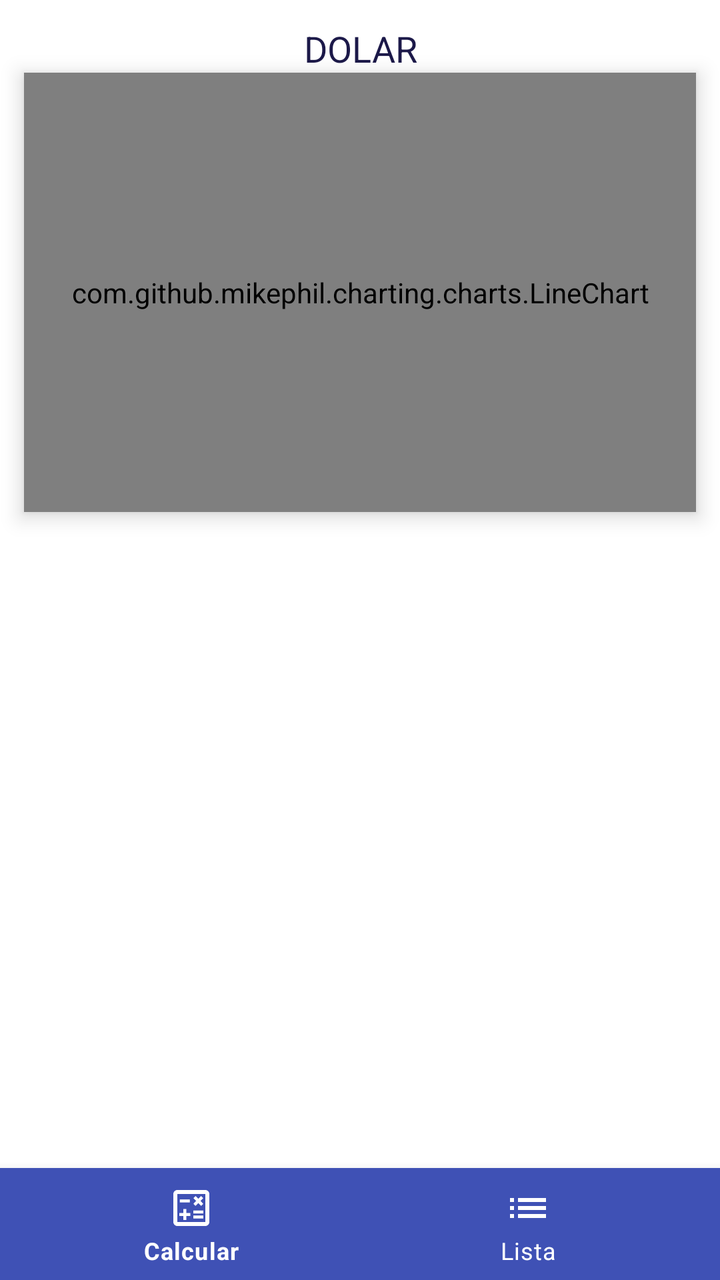
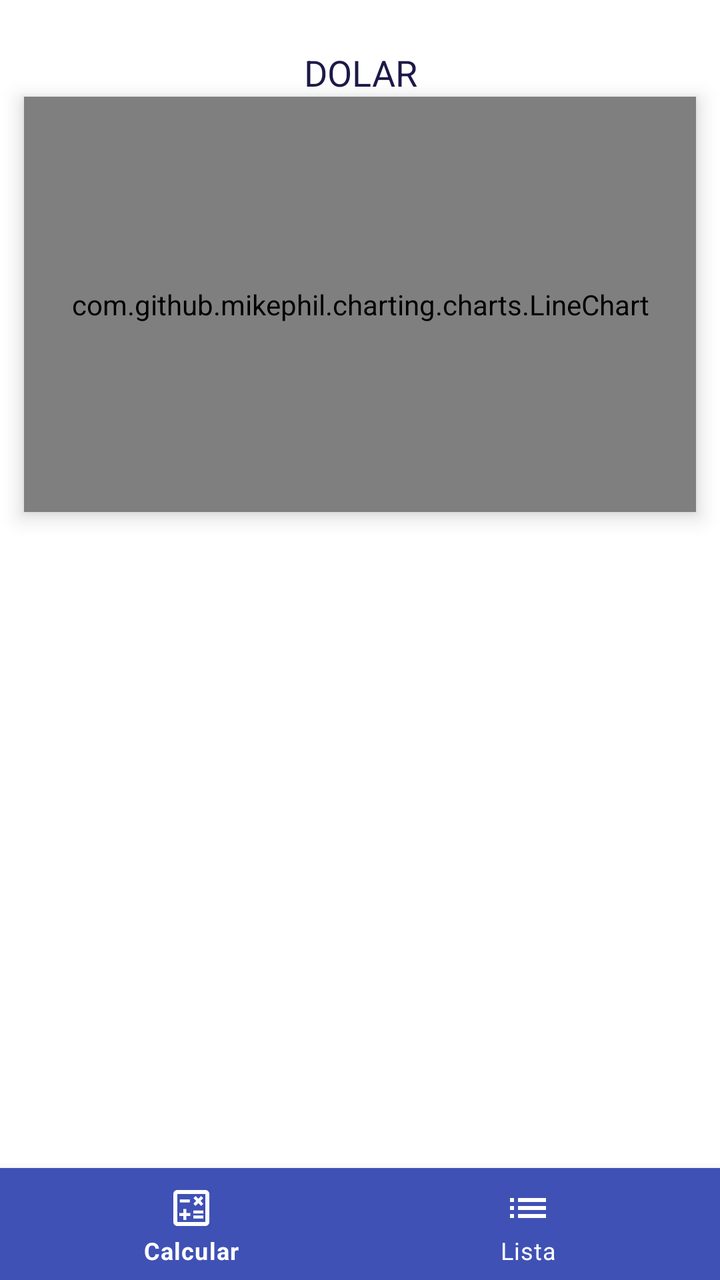

Compare the two renders of this Android layout. The source of the first and the diff that turns it into the second are given below.
<!-- AndroidManifest.xml: application theme AppTheme -->
<!-- res/layout/activity_indicador.xml -->
<?xml version="1.0" encoding="utf-8"?>
<androidx.constraintlayout.widget.ConstraintLayout xmlns:android="http://schemas.android.com/apk/res/android"
    xmlns:app="http://schemas.android.com/apk/res-auto"
    xmlns:tools="http://schemas.android.com/tools"
    android:layout_width="match_parent"
    android:layout_height="match_parent"
    android:background="@color/colorBackground"
    tools:viewBindingIgnore="true"
    tools:context=".indicadores.IndicadorActivity">

    <TextView
        android:id="@+id/textTitulo"
        style="@style/tittleIndicador"
        android:layout_width="wrap_content"
        android:layout_height="wrap_content"
        android:layout_alignParentStart="true"
        android:layout_alignParentTop="true"
        android:layout_alignParentEnd="true"
        android:gravity="center"
        android:text="@string/dolar"
        android:layout_marginTop="12dp"
        android:layout_marginBottom="12dp"
        app:layout_constraintEnd_toEndOf="parent"
        app:layout_constraintStart_toStartOf="parent"
        app:layout_constraintTop_toTopOf="parent" />

    <com.github.mikephil.charting.charts.LineChart
        android:id="@+id/reportingChart"
        android:layout_width="match_parent"
        android:layout_height="0dp"
        android:background="#fff"
        android:elevation="6dp"
        android:layout_marginLeft="12dp"
        android:layout_marginRight="12dp"
        app:layout_constraintBottom_toTopOf="@+id/guideline"
        app:layout_constraintEnd_toEndOf="parent"
        app:layout_constraintStart_toStartOf="parent"
        app:layout_constraintTop_toBottomOf="@+id/textTitulo">
    </com.github.mikephil.charting.charts.LineChart>

    <androidx.constraintlayout.widget.Guideline
        android:id="@+id/guideline"
        android:layout_width="wrap_content"
        android:layout_height="wrap_content"
        app:layout_constraintGuide_percent="0.4"
        android:orientation="horizontal" />

    <FrameLayout
        android:id="@+id/fragment_container"
        android:layout_width="match_parent"
        android:layout_height="0dp"
        app:layout_constraintTop_toBottomOf="@+id/guideline"
        app:layout_constraintBottom_toTopOf="@+id/navigator_bottom"
      />

    <com.google.android.material.bottomnavigation.BottomNavigationView
        android:id="@+id/navigator_bottom"
        android:layout_width="match_parent"
        android:layout_height="wrap_content"
        android:layout_alignParentBottom="true"
        android:background="@color/colorPrimary"
        app:itemIconTint="#FFF"
        app:itemTextColor="#FFF"
        app:layout_constraintBottom_toBottomOf="parent"
        app:menu="@menu/menu_bottom" />

</androidx.constraintlayout.widget.ConstraintLayout>
<!-- resources referenced by this layout -->
<resources>
  <color name="colorBackground">#FFF</color>
  <color name="colorPrimary">#3F51B5</color>
  <string name="dolar">DOLAR</string>
  <style name="tittleIndicador" parent="TextAppearance.AppCompat">
          <item name="android:textSize">18sp</item>
          <item name="android:textColor">@color/colorFontValor</item>
          <item name="fontFamily">@font/poppins_semibold</item>
      </style>
  <style name="AppTheme" parent="Theme.MaterialComponents.DayNight.NoActionBar">
          <item name="colorPrimary">@color/colorPrimary</item>
          <item name="colorPrimaryDark">@color/colorPrimaryDark</item>
          <item name="colorAccent">@color/colorAccent</item>
      </style>
  <color name="colorFontValor">#1C1949</color>
  <color name="colorPrimaryDark">#1A237E</color>
  <color name="colorAccent">#2196F3</color>
</resources>

<!-- the commit's change to res/layout/activity_indicador.xml (unified diff, before → after) -->
@@ -18,7 +18,7 @@
         android:layout_alignParentEnd="true"
         android:gravity="center"
         android:text="@string/dolar"
-        android:layout_marginTop="12dp"
+        android:layout_marginTop="24dp"
         android:layout_marginBottom="12dp"
         app:layout_constraintEnd_toEndOf="parent"
         app:layout_constraintStart_toStartOf="parent"
